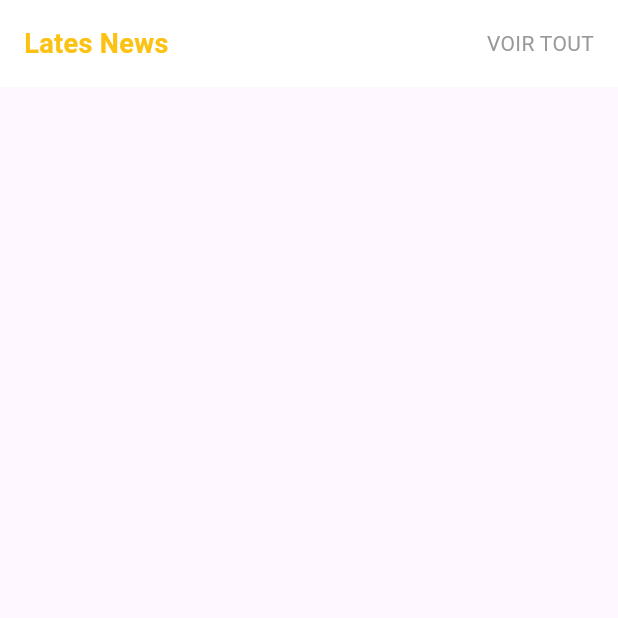
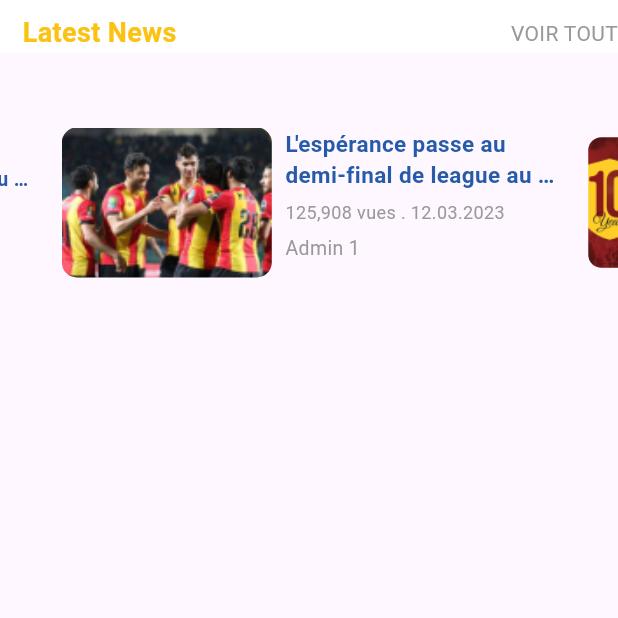
Before and after one commit to UserNabil/my_application, a Flutter app: the ListNewsScreen screen opened directly, on a phone screen of 412 x 824 dp, the top half of it. Run offline on Flutter 3.47's test engine with Material 3 defaults, Android fonts, the phone set to English and light mode, and no system bars; drawn by our look-alikes of carousel_slider; our stand-ins replace font_awesome_flutter, shared_preferences; accounts and stored records are empty.

Commit message:
list news

```diff
--- a/my_taraji/lib/pages/components/list_news_screen.dart
+++ b/my_taraji/lib/pages/components/list_news_screen.dart
@@ -1,3 +1,4 @@
+import 'package:carousel_slider/carousel_slider.dart';
 import 'package:flutter/material.dart';
 import 'package:my_taraji/pages/components/my_color.dart';
 
@@ -16,53 +17,31 @@ class ListNewsScreen extends StatefulWidget {
 }
 
 class _ListNewsScreenState extends State<ListNewsScreen> {
-  bool showAllCards = false;
-  List<CardItem> allCardItems = [
-    CardItem(
-        'Taraji Mobile',
-        'Timeless elegance meets vintage charm in ou hhhhhhhdbbdbvbb jjjjjjj hvhhbhhhhj nhjhjjjj',
-        'imagetaraji1',
-        '200 XP'),
-    CardItem(
-        'Taraji Store',
-        'Timeless elegance meets vintage charm in ou hhhhhhhdbbdbvbb jjjjjjj hvhhbhhhhj nhjhjjjj',
-        'imagetaraji2',
-        '300 XP'),
-    CardItem(
-        'Tunisie Télécom',
-        'Timeless elegance meets vintage charm in ou hhhhhhhdbbdbvbb jjjjjjj hvhhbhhhhj nhjhjjjj',
-        'imagetaraji3',
-        '400 XP'),
-    CardItem(
-        'Délice Danone',
-        'Timeless elegance meets vintage charm in ou hhhhhhdbbdbvbb jjjjjjj hvhhbhhhhj nhjhjjjj',
-        'imagetaraji4',
-        '500 XP'),
-    CardItem(
-        'Taraji Mobile',
-        'Timeless elegance meets vintage charm in ou hhhhhhhdbbdbvbb jjjjjjj hvhhbhhhhj nhjhjjjj',
-        'imagetaraji1',
-        '200 XP'),
-    CardItem(
-        'Taraji Store',
-        'Timeless elegance meets vintage charm in ou hhhhhhhdbbdbvbb jjjjjjj hvhhbhhhhj nhjhjjjj',
-        'imagetaraji2',
-        '300 XP'),
-    CardItem(
-        'Tunisie Télécom',
-        'Timeless elegance meets vintage charm in ou hhhhhhhdbbdbvbb jjjjjjj hvhhbhhhhj nhjhjjjj',
-        'imagetaraji3',
-        '400 XP'),
-    CardItem(
-        'Délice Danone',
-        'Timeless elegance meets vintage charm in ou hhhhhhhdbbdbvbb jjjjjjj hvhhbhhhhj nhjhjjjj',
-        'imagetaraji4',
-        '500 XP'),
+  final List<Map<String, String>> newsDataList = [
+    {
+      'imagePath': 'images/tarajinews1.png',
+      'title':
+          'L\'espérance passe au demi-final de league au final pour jouer avec Le club africain au stade rades',
+      'views': '125,908 vues . 12.03.2023',
+      'admin': 'Admin 1',
+    },
+    {
+      'imagePath': 'images/imagetaraji2.png',
+      'title':
+          'L\'espérance passe au demi-final de league au final pour jouer avec Le club africain au stade rades',
+      'views': '50,000 vues . 13.03.2023',
+      'admin': 'Admin 2',
+    },
+    {
+      'imagePath': 'images/imagetaraji1.png',
+      'title':
+          'L\'espérance passe au demi-final de league au final pour jouer avec Le club africain au stade rades',
+      'views': '30,000 vues . 14.03.2023',
+      'admin': 'Admin 3',
+    },
   ];
   @override
   Widget build(BuildContext context) {
-    //List<CardItem> displayedCards = showAllCards ? allCardItems : allCardItems.take(4).toList();
-
     return Scaffold(
       body: SingleChildScrollView(
         child: Column(
@@ -70,12 +49,12 @@ class _ListNewsScreenState extends State<ListNewsScreen> {
           children: [
             Container(
               color: Colors.white,
-              padding: const EdgeInsets.all(16.0),
+              padding: const EdgeInsets.only(top: 9.0, left: 15.0, bottom: 0.0),
               child: Row(
                 mainAxisAlignment: MainAxisAlignment.spaceBetween,
                 children: [
                   const Text(
-                    'Lates News',
+                    'Latest News',
                     style: TextStyle(
                       fontWeight: FontWeight.bold,
                       fontSize: 18.0,
@@ -84,16 +63,11 @@ class _ListNewsScreenState extends State<ListNewsScreen> {
                   ),
                   InkWell(
                     onTap: () {
-                      setState(() {
-                        showAllCards = !showAllCards;
-                        // if (!showAllCards) {
-                        //   displayedCards = allCardItems.take(4).toList();
-                        // }
-                      });
+                      setState(() {});
                     },
-                    child: Text(
-                      showAllCards ? 'VOIR MOINS' : 'VOIR TOUT',
-                      style: const TextStyle(
+                    child: const Text(
+                      'VOIR TOUT',
+                      style: TextStyle(
                         color: MyColors.grey,
                       ),
                     ),
@@ -101,18 +75,118 @@ class _ListNewsScreenState extends State<ListNewsScreen> {
                 ],
               ),
             ),
+            Container(
+              margin: EdgeInsets.zero,
+              //  padding: const EdgeInsets.only(top: 0.0, left: 15.0, bottom: 0.0),
+              height: 200.0,
+              child: CarouselSlider(
+                options: CarouselOptions(
+                  height: 200.0,
+                  enlargeCenterPage: true,
+                  autoPlay: true,
+                  autoPlayInterval: const Duration(milliseconds: 3000),
+                ),
+                items: [
+                  for (final newsData in newsDataList)
+                    buildCarouselItem(
+                      newsData['imagePath']!,
+                      newsData['title']!,
+                      newsData['views']!,
+                      newsData['admin']!,
+                    ),
+                ],
+              ),
+            )
           ],
         ),
       ),
     );
   }
+
+  Widget buildCarouselItem(
+      String imagePath, String title, String views, String admin) {
+    return Row(
+      children: [
+        // Section 1 : Contient une image
+        Container(
+          margin: EdgeInsets.zero,
+          width: 140.0,
+          height: 100.0,
+          decoration: BoxDecoration(
+            borderRadius: BorderRadius.circular(10.0),
+            image: DecorationImage(
+              image: AssetImage(imagePath),
+              fit: BoxFit.cover,
+            ),
+          ),
+        ),
+        // Section 2 : Contient du texte
+        Expanded(
+          child: Container(
+            width: 250.0,
+            height: 100.0,
+            padding: const EdgeInsets.only(left: 9.0),
+            child: Column(
+              crossAxisAlignment: CrossAxisAlignment.stretch,
+              children: [
+                ExpandableText(
+                  title,
+                  textStyle: const TextStyle(
+                    fontSize: 15.0,
+                    fontWeight: FontWeight.bold,
+                    color: MyColors.blue,
+                  ),
+                ),
+                const SizedBox(height: 6.0),
+                Text(
+                  views,
+                  style: const TextStyle(fontSize: 12.0, color: MyColors.grey),
+                ),
+                const SizedBox(height: 6.0),
+                Text(
+                  admin,
+                  style: const TextStyle(fontSize: 13.0, color: MyColors.grey),
+                ),
+              ],
+            ),
+          ),
+        )
+      ],
+    );
+  }
 }
 
-class CardItem {
-  final String title;
-  final String description;
-  final String imageName;
-  final String xpText;
+class ExpandableText extends StatefulWidget {
+  final String text;
+  final int maxLines;
+  final TextStyle textStyle;
 
-  CardItem(this.title, this.description, this.imageName, this.xpText);
+  const ExpandableText(this.text,
+      {Key? key, this.maxLines = 2, this.textStyle = const TextStyle()})
+      : super(key: key);
+
+  @override
+  // ignore: library_private_types_in_public_api
+  _ExpandableTextState createState() => _ExpandableTextState();
 }
+
+class _ExpandableTextState extends State<ExpandableText> {
+  bool isExpanded = false;
+
+  @override
+  Widget build(BuildContext context) {
+    return Column(
+      crossAxisAlignment: CrossAxisAlignment.start,
+      children: [
+        isExpanded
+            ? Text(widget.text, style: widget.textStyle)
+            : Text(
+                widget.text,
+                maxLines: widget.maxLines,
+                overflow: TextOverflow.ellipsis,
+                style: widget.textStyle,
+              ),
+      ],
+    );
+  }
+}
--- a/my_taraji/pubspec.yaml
+++ b/my_taraji/pubspec.yaml
@@ -36,6 +36,7 @@ dependencies:
   cupertino_icons: ^1.0.2
   font_awesome_flutter: ^10.6.0
   shared_preferences: ^2.0.9
+  carousel_slider: ^4.0.0
 
 dev_dependencies:
   flutter_test:
```
Also changed, not shown: my_taraji/images/tarajinews1.png (added), my_taraji/images/tarajinews2.png (added), my_taraji/pubspec.lock.
